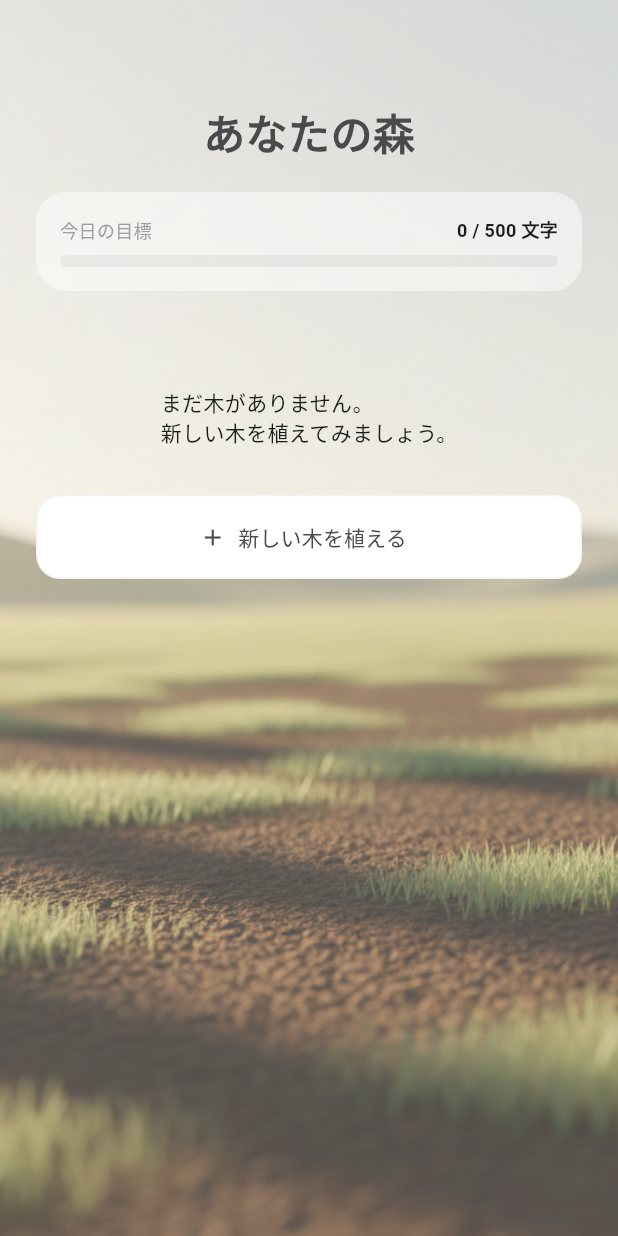
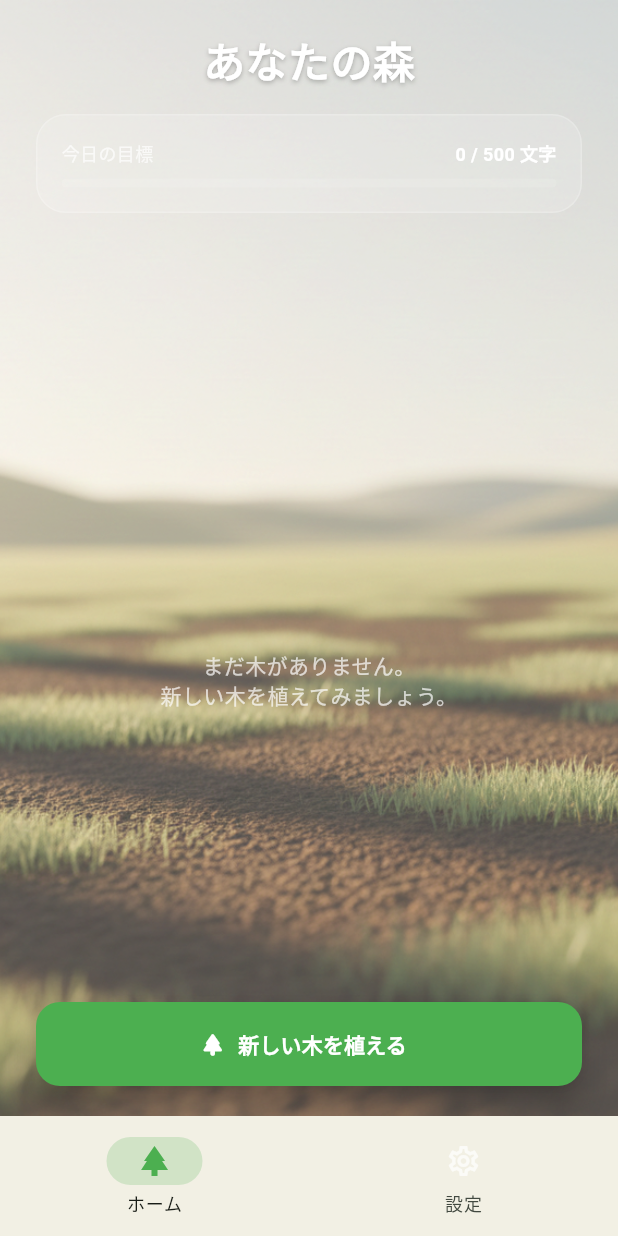
Before and after one commit to keito0612/kino_ne, a Flutter app: the screen it shows after launch, on a phone screen of 412 x 824 dp. Run offline on Flutter 3.47's test engine with Material 3 defaults, Android fonts, the phone set to English and light mode, and no system bars; our stand-ins replace flutter_hooks, hooks_riverpod, pdf, printing, riverpod_annotation, sqflite; accounts and stored records are empty; generated files the repository leaves out were written again.

Commit message:
設定画面とホーム画面にNavigationBottmbarを追加。

```diff
--- a/lib/main.dart
+++ b/lib/main.dart
@@ -2,6 +2,7 @@ import 'package:flutter/material.dart';
 import 'package:hooks_riverpod/hooks_riverpod.dart';
 import 'package:kino_ne/views/pages/editor_page.dart';
 import 'package:kino_ne/views/pages/home_page.dart';
+import 'package:kino_ne/views/pages/main_page.dart';
 import 'package:kino_ne/views/pages/tree_detail_page.dart';
 import 'models/page.dart' as model; // 名前の衝突を避けるためにここでも as model を使用
 import 'package:flutter_localizations/flutter_localizations.dart';
@@ -42,9 +43,7 @@ class MyForestApp extends StatelessWidget {
           ),
         ),
       ),
-
-      // 最初の画面
-      home: const HomePage(),
+      home: const MainPage(),
     );
   }
 }
--- a/lib/theme/app_colors.dart
+++ b/lib/theme/app_colors.dart
@@ -2,7 +2,7 @@ import 'package:flutter/material.dart';
 
 class AppColors {
   static const bgColor = Color(0xFFF2F0E4); // 背景のベージュ
-  static const primaryGreen = Color(0xFF7D8C6A); // メインのグリーン
+  static const primaryGreen = Colors.green; // メインのグリーン
   static const accentGold = Color(0xFFD4AF37); // レベルアップ等のアクセント
   static const cardColor = Colors.white;
   static const textDark = Color(0xFF4A4A4A);
--- a/lib/views/pages/home_page.dart
+++ b/lib/views/pages/home_page.dart
@@ -19,25 +19,30 @@ class HomePage extends HookConsumerWidget {
 
     return Scaffold(
       backgroundColor: AppColors.bgColor,
-      body: DynamicForestBackground(
+      body: Stack(
+        children: [
+          DynamicForestBackground(
             treeCount: treesAsync.value?.length ?? 0,
-        child: CustomScrollView(
-          slivers: [
-            SliverToBoxAdapter(child: _buildHeader(todayGrowthAsync)),
-            // 2. 木のグリッド表示
-            SliverPadding(
-              padding: const EdgeInsets.symmetric(horizontal: 20),
-              sliver: treesAsync.when(
+            child: SafeArea(
+              bottom: false,
+              child: Column(
+                children: [
+                  _buildHeader(todayGrowthAsync),
+                  Expanded(
+                    child: treesAsync.when(
                       data: (trees) => trees.isEmpty
-                    ? const SliverToBoxAdapter(
-                        child: Center(
-                          child: Padding(
-                            padding: EdgeInsets.only(top: 40),
-                            child: Text('まだ木がありません。\n新しい木を植えてみましょう。'),
-                          ),
+                          ? const Center(
+                              child: Text(
+                                'まだ木がありません。\n新しい木を植えてみましょう。',
+                                textAlign: TextAlign.center,
+                                style: TextStyle(color: Colors.white70),
                               ),
                             )
-                    : SliverGrid(
+                          : GridView.builder(
+                              padding: const EdgeInsets.symmetric(
+                                horizontal: 20,
+                                vertical: 10,
+                              ),
                               gridDelegate:
                                   const SliverGridDelegateWithFixedCrossAxisCount(
                                     crossAxisCount: 2,
@@ -45,55 +50,53 @@ class HomePage extends HookConsumerWidget {
                                     crossAxisSpacing: 16,
                                     childAspectRatio: 0.95,
                                   ),
-                        delegate: SliverChildBuilderDelegate((context, index) {
-                          final tree = trees[index];
-                          return _buildTreeCard(context, tree);
-                        }, childCount: trees.length),
+                              itemCount: trees.length,
+                              itemBuilder: (context, index) {
+                                return _buildTreeCard(context, trees[index]);
+                              },
                             ),
-                loading: () => const SliverToBoxAdapter(
-                  child: Center(child: CircularProgressIndicator()),
-                ),
-                error: (err, _) =>
-                    SliverToBoxAdapter(child: Center(child: Text('エラー: $err'))),
+                      loading: () =>
+                          const Center(child: CircularProgressIndicator()),
+                      error: (err, _) => Center(child: Text('エラー: $err')),
                     ),
                   ),
-
-            // 3. 「新しい木を植える」ボタン
-            SliverToBoxAdapter(
-              child: Padding(
-                padding: const EdgeInsets.symmetric(
-                  horizontal: 24,
-                  vertical: 32,
+                ],
               ),
+            ),
+          ),
+          Positioned(
+            left: 24,
+            right: 24,
+            bottom: MediaQuery.of(context).padding.bottom + 20, // 端末のセーフエリアを考慮
             child: _buildPlantButton(context),
           ),
-            ),
-            const SliverToBoxAdapter(child: SizedBox(height: 40)),
         ],
-        ),
       ),
     );
   }
 
-  // 修正：隙間を解消したヘッダー
+  // 固定ヘッダーのデザイン
   Widget _buildHeader(AsyncValue<int> todayGrowth) {
     return Container(
-      // 太陽アイコンがステータスバーに被らないよう top を調整
-      padding: const EdgeInsets.only(top: 60, bottom: 24, left: 24, right: 24),
+      padding: const EdgeInsets.symmetric(horizontal: 24, vertical: 20),
       child: Column(
         children: [
-          const SizedBox(height: 8),
           const Text(
             'あなたの森',
             style: TextStyle(
               fontSize: 28,
               fontWeight: FontWeight.bold,
-              color: AppColors.textDark,
+              color: Colors.white, // 木の背景に合わせて白に変更
+              shadows: [
+                Shadow(
+                  offset: Offset(0, 1),
+                  blurRadius: 4,
+                  color: Colors.black26,
+                ),
+              ],
             ),
           ),
-          const SizedBox(height: 20),
-
-          // 今日の進捗バー（デザイン案のカード風）
+          const SizedBox(height: 16),
           todayGrowth.when(
             data: (count) {
               const dailyGoal = 500;
@@ -101,8 +104,9 @@ class HomePage extends HookConsumerWidget {
               return Container(
                 padding: const EdgeInsets.all(16),
                 decoration: BoxDecoration(
-                  color: Colors.white.withOpacity(0.5),
+                  color: Colors.white.withOpacity(0.15), // 背景に馴染む透過白
                   borderRadius: BorderRadius.circular(20),
+                  border: Border.all(color: Colors.white.withOpacity(0.2)),
                 ),
                 child: Column(
                   children: [
@@ -111,11 +115,12 @@ class HomePage extends HookConsumerWidget {
                       children: [
                         const Text(
                           '今日の目標',
-                          style: TextStyle(color: Colors.grey, fontSize: 12),
+                          style: TextStyle(color: Colors.white70, fontSize: 12),
                         ),
                         Text(
                           '$count / $dailyGoal 文字',
                           style: const TextStyle(
+                            color: Colors.white,
                             fontWeight: FontWeight.bold,
                             fontSize: 12,
                           ),
@@ -127,19 +132,16 @@ class HomePage extends HookConsumerWidget {
                       borderRadius: BorderRadius.circular(10),
                       child: LinearProgressIndicator(
                         value: progress,
-                        backgroundColor: Colors.black.withOpacity(0.05),
+                        backgroundColor: Colors.white.withOpacity(0.1),
                         color: AppColors.primaryGreen,
-                        minHeight: 8,
+                        minHeight: 6,
                       ),
                     ),
                   ],
                 ),
               );
             },
-            loading: () => const SizedBox(
-              height: 60,
-              child: Center(child: CircularProgressIndicator()),
-            ),
+            loading: () => const SizedBox(height: 60),
             error: (_, __) => const SizedBox.shrink(),
           ),
         ],
@@ -150,18 +152,21 @@ class HomePage extends HookConsumerWidget {
   Widget _buildTreeCard(BuildContext context, Tree tree) {
     return Container(
       decoration: BoxDecoration(
-        color: AppColors.cardColor,
+        image: const DecorationImage(
+          image: AssetImage('assets/images/page_image.png'),
+          fit: BoxFit.fitWidth,
+        ),
         borderRadius: BorderRadius.circular(24),
         boxShadow: [
           BoxShadow(
-            color: Colors.black.withOpacity(0.03),
+            color: Colors.black.withOpacity(0.2),
             blurRadius: 10,
             offset: const Offset(0, 4),
           ),
         ],
       ),
+      clipBehavior: Clip.antiAlias,
       child: InkWell(
-        borderRadius: BorderRadius.circular(24),
         onTap: () => Navigator.push(
           context,
           MaterialPageRoute(
@@ -171,11 +176,22 @@ class HomePage extends HookConsumerWidget {
         child: Column(
           mainAxisAlignment: MainAxisAlignment.center,
           children: [
-            TreeVisualizer(tree: tree, baseSize: 60),
-            const SizedBox(height: 6),
-            Text(
-              '合計:${tree.totalChars} 文字',
-              style: const TextStyle(color: Colors.grey, fontSize: 14),
+            TreeVisualizer(tree: tree, baseSize: 55),
+            const SizedBox(height: 8),
+            Container(
+              padding: const EdgeInsets.symmetric(horizontal: 12, vertical: 4),
+              decoration: BoxDecoration(
+                color: Colors.black.withOpacity(0.3),
+                borderRadius: BorderRadius.circular(12),
+              ),
+              child: Text(
+                '${tree.totalChars} 文字',
+                style: const TextStyle(
+                  color: Colors.white,
+                  fontSize: 12,
+                  fontWeight: FontWeight.bold,
+                ),
+              ),
             ),
           ],
         ),
@@ -186,15 +202,17 @@ class HomePage extends HookConsumerWidget {
   Widget _buildPlantButton(BuildContext context) {
     return ElevatedButton.icon(
       onPressed: () => _showAddTreeDialog(context),
-      icon: const Icon(Icons.add),
-      label: const Text('新しい木を植える'),
+      icon: const Icon(Icons.park_rounded), // アイコンを木に変更
+      label: const Text(
+        '新しい木を植える',
+        style: TextStyle(fontWeight: FontWeight.bold),
+      ),
       style: ElevatedButton.styleFrom(
-        backgroundColor: Colors.white,
-        foregroundColor: AppColors.textDark,
+        backgroundColor: AppColors.primaryGreen,
+        foregroundColor: Colors.white,
         minimumSize: const Size(double.infinity, 56),
         shape: RoundedRectangleBorder(borderRadius: BorderRadius.circular(16)),
-        elevation: 0,
-        side: BorderSide(color: Colors.black.withOpacity(0.05)),
+        elevation: 8,
       ),
     );
   }
--- /dev/null
+++ b/lib/views/pages/main_page.dart
@@ -0,0 +1,44 @@
+import 'package:flutter/material.dart';
+import 'package:flutter_hooks/flutter_hooks.dart';
+import 'package:kino_ne/theme/app_colors.dart';
+import 'package:kino_ne/views/pages/setting_page.dart';
+import 'home_page.dart';
+
+class MainPage extends HookWidget {
+  const MainPage({super.key});
+
+  @override
+  Widget build(BuildContext context) {
+    // 現在のタブインデックスを管理
+    final selectedIndex = useState(0);
+
+    // 表示するページのリスト
+    final pages = [const HomePage(), const SettingsPage()];
+
+    return Scaffold(
+      body: pages[selectedIndex.value],
+      bottomNavigationBar: NavigationBarTheme(
+        data: NavigationBarThemeData(
+          indicatorColor: AppColors.primaryGreen.withOpacity(0.2),
+        ),
+        child: NavigationBar(
+          backgroundColor: AppColors.bgColor,
+          selectedIndex: selectedIndex.value,
+          onDestinationSelected: (index) => selectedIndex.value = index,
+          destinations: const [
+            NavigationDestination(
+              icon: Icon(Icons.park_outlined, color: Colors.white70),
+              selectedIcon: Icon(Icons.park, color: AppColors.primaryGreen),
+              label: 'ホーム',
+            ),
+            NavigationDestination(
+              icon: Icon(Icons.settings_outlined, color: Colors.white70),
+              selectedIcon: Icon(Icons.settings, color: AppColors.primaryGreen),
+              label: '設定',
+            ),
+          ],
+        ),
+      ),
+    );
+  }
+}
```
Also changed, not shown: lib/views/pages/editor_page.dart (+1 -11 lines), lib/views/pages/preview_page.dart (+1 -11 lines), lib/views/pages/setting_page.dart (added, +81 -0 lines), lib/views/pages/tree_detail_page.dart (+200 -147 lines), lib/views/widgets/tree_visualizer_widget.dart (+3 -4 lines). Lines whose indentation alone changed are shown as unchanged.
